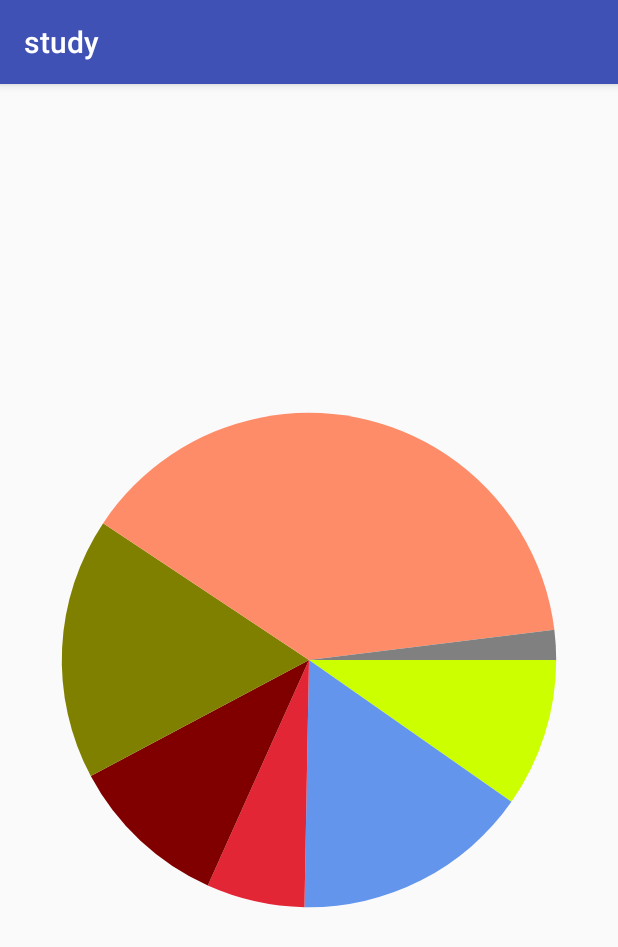
After one commit to tt905/study, an Android app: the PieActivity screen opened directly, with no data from a screen before it, on a phone screen of 412 x 824 dp. The commit adds this screen. Shown: the top 947 px of the screen. Run offline under Robolectric (Android 15) with nearby library versions, the phone set to English and light mode, and no system bars.

Commit message:
画图形

```diff
--- a/studyApp/src/main/AndroidManifest.xml
+++ b/studyApp/src/main/AndroidManifest.xml
@@ -17,7 +17,7 @@
         </activity>
 
         <activity android:name=".ui.RecyclerViewActivity" android:screenOrientation="portrait" />
-
+        <activity android:name=".ui.PieActivity" android:screenOrientation="portrait" />
     </application>
 
 </manifest>
--- a/studyApp/src/main/java/com/mo/study/MainActivity.java
+++ b/studyApp/src/main/java/com/mo/study/MainActivity.java
@@ -1,10 +1,11 @@
 package com.mo.study;
 
 import android.content.Intent;
+import android.os.Bundle;
 import android.support.v7.app.AppCompatActivity;
-import android.os.Bundle;
 import android.view.View;
 
+import com.mo.study.ui.PieActivity;
 import com.mo.study.ui.RecyclerViewActivity;
 
 public class MainActivity extends AppCompatActivity implements View.OnClickListener {
@@ -15,6 +16,7 @@ public class MainActivity extends AppCompatActivity implements View.OnClickListe
         setContentView(R.layout.activity_main);
 
         findViewById(R.id.btn1).setOnClickListener(this);
+        findViewById(R.id.btn2).setOnClickListener(this);
     }
 
     @Override
@@ -26,10 +28,12 @@ public class MainActivity extends AppCompatActivity implements View.OnClickListe
 
             case R.id.btn1:
                 intent.setClass(this, RecyclerViewActivity.class);
-                startActivity(intent);
+                break;
+            case R.id.btn2:
+                intent.setClass(this, PieActivity.class);
                 break;
 
         }
-
+        startActivity(intent);
     }
 }
--- /dev/null
+++ b/studyApp/src/main/java/com/mo/study/model/PieData.java
@@ -0,0 +1,63 @@
+package com.mo.study.model;
+
+import android.support.annotation.NonNull;
+
+/**
+ * Created by motw on 2016/11/3.
+ */
+
+public class PieData {
+    // 用户关心数据
+    private String name;        // 名字
+    private float value;        // 数值
+    private float percentage;   // 百分比
+
+    // 非用户关心数据
+    private int color = 0;      // 颜色
+    private float angle = 0;    // 角度
+
+    public PieData(@NonNull String name, @NonNull float value) {
+        this.name = name;
+        this.value = value;
+    }
+
+    public String getName() {
+        return name;
+    }
+
+    public void setName(String name) {
+        this.name = name;
+    }
+
+    public float getValue() {
+        return value;
+    }
+
+    public void setValue(float value) {
+        this.value = value;
+    }
+
+    public float getPercentage() {
+        return percentage;
+    }
+
+    public void setPercentage(float percentage) {
+        this.percentage = percentage;
+    }
+
+    public int getColor() {
+        return color;
+    }
+
+    public void setColor(int color) {
+        this.color = color;
+    }
+
+    public float getAngle() {
+        return angle;
+    }
+
+    public void setAngle(float angle) {
+        this.angle = angle;
+    }
+}
--- /dev/null
+++ b/studyApp/src/main/java/com/mo/study/ui/PieActivity.java
@@ -0,0 +1,37 @@
+package com.mo.study.ui;
+
+import android.os.Bundle;
+import android.support.annotation.Nullable;
+import android.support.v7.app.AppCompatActivity;
+
+import com.mo.study.R;
+import com.mo.study.model.PieData;
+import com.mo.study.widget.PieView;
+
+import java.util.ArrayList;
+
+/**
+ *  Created by motw on 2016/11/3.
+ */
+
+public class PieActivity extends AppCompatActivity {
+
+    int [] shuju = {50,80,33,54,88,199,10};
+
+    @Override
+    protected void onCreate(@Nullable Bundle savedInstanceState) {
+        super.onCreate(savedInstanceState);
+        setContentView(R.layout.activity_pie);
+
+        // 准备数据
+        ArrayList<PieData> pies = new ArrayList<>();
+        for(int i=0; i<7; i++){
+            PieData data = new PieData(i+"哈哈", shuju[i]);
+            pies.add(data);
+        }
+        PieView pieView = (PieView) findViewById(R.id.pie);
+        pieView.setData(pies);
+
+    }
+
+}
--- /dev/null
+++ b/studyApp/src/main/java/com/mo/study/widget/PieView.java
@@ -0,0 +1,124 @@
+package com.mo.study.widget;
+
+import android.content.Context;
+import android.graphics.Canvas;
+import android.graphics.Paint;
+import android.graphics.RectF;
+import android.util.AttributeSet;
+import android.util.Log;
+import android.view.View;
+
+import com.mo.study.model.PieData;
+
+import java.util.ArrayList;
+
+/** 简单饼状图
+ *  Created by motw on 2016/11/3.
+ */
+
+public class PieView extends View {
+    // 颜色表 (注意: 此处定义颜色使用的是ARGB，带Alpha通道的)
+    private int[] mColors = {0xFFCCFF00, 0xFF6495ED, 0xFFE32636, 0xFF800000, 0xFF808000, 0xFFFF8C69, 0xFF808080,
+            0xFFE6B800, 0xFF7CFC00};
+
+    // 饼状图初始绘制角度
+    private float mStartAngle = 0;
+    // 数据
+    private ArrayList<PieData> mData;
+    // 宽高
+    private int mWidth, mHeight;
+
+    private Paint mPaint;
+    private RectF rectF;
+
+    public PieView(Context context) {
+        this(context, null);
+    }
+
+    public PieView(Context context, AttributeSet attrs) {
+        this(context, attrs, 0);
+    }
+
+    public PieView(Context context, AttributeSet attrs, int defStyleAttr) {
+        super(context, attrs, defStyleAttr);
+        init();
+    }
+
+    private void init() {
+        mPaint = new Paint();
+        mPaint.setStyle(Paint.Style.FILL);
+        mPaint.setAntiAlias(true);
+
+    }
+
+    @Override
+    protected void onSizeChanged(int w, int h, int oldw, int oldh) {
+        super.onSizeChanged(w, h, oldw, oldh);
+        mWidth = w;
+        mHeight = h;
+        float r = Math.min(mWidth, mHeight) / 2f * 0.8f;
+        rectF = new RectF(-r, -r, r, r);
+    }
+
+
+    @Override
+    protected void onDraw(Canvas canvas) {
+        super.onDraw(canvas);
+        if(this.mData == null || this.mData.size() <1){
+            return;
+        }
+
+        float startAngle = this.mStartAngle;
+        canvas.translate(mWidth/2f , mHeight/2f);
+        for (int i=0; i<mData.size(); i++){
+            PieData pieData = mData.get(i);
+            mPaint.setColor(pieData.getColor());
+            canvas.drawArc(rectF, startAngle, pieData.getAngle(), true, mPaint);
+            startAngle += pieData.getAngle();
+        }
+
+    }
+
+    // 设置起始角度
+    public void setStartAngle(int mStartAngle) {
+        this.mStartAngle = mStartAngle;
+        invalidate();   // 刷新
+    }
+
+    // 设置数据
+    public void setData(ArrayList<PieData> mData) {
+        this.mData = mData;
+        initData(mData);
+        invalidate();   // 刷新
+    }
+
+    // 初始化数据
+    private void initData(ArrayList<PieData> mData) {
+        if (null == mData || mData.size() == 0)   // 数据有问题 直接返回
+            return;
+
+        float sumValue = 0;
+        for (int i = 0; i < mData.size(); i++) {
+            PieData pie = mData.get(i);
+
+            sumValue += pie.getValue();       //计算数值和
+
+            int j = i % mColors.length;       //设置颜色
+            pie.setColor(mColors[j]);
+        }
+
+        float sumAngle = 0;
+        for (int i = 0; i < mData.size(); i++) {
+            PieData pie = mData.get(i);
+
+            float percentage = pie.getValue() / sumValue;   // 百分比
+            float angle = percentage * 360;                 // 对应的角度
+
+            pie.setPercentage(percentage);                  // 记录百分比
+            pie.setAngle(angle);                            // 记录角度大小
+            sumAngle += angle;
+
+            Log.i("angle", "" + pie.getAngle());
+        }
+    }
+}
--- a/studyApp/src/main/res/layout/activity_main.xml
+++ b/studyApp/src/main/res/layout/activity_main.xml
@@ -13,4 +13,10 @@
         android:layout_height="wrap_content"
         android:text="recyclerView"/>
 
+    <Button
+        android:id="@+id/btn2"
+        android:layout_width="match_parent"
+        android:layout_height="wrap_content"
+        android:text="popupView"/>
+
 </LinearLayout>
--- /dev/null
+++ b/studyApp/src/main/res/layout/activity_pie.xml
@@ -0,0 +1,11 @@
+<?xml version="1.0" encoding="utf-8"?>
+<LinearLayout xmlns:android="http://schemas.android.com/apk/res/android"
+              android:orientation="vertical"
+              android:layout_width="match_parent"
+              android:layout_height="match_parent">
+
+    <com.mo.study.widget.PieView
+        android:id="@+id/pie"
+        android:layout_width="match_parent"
+        android:layout_height="match_parent"/>
+</LinearLayout>
--- a/studyApp/src/main/res/values/colors.xml
+++ b/studyApp/src/main/res/values/colors.xml
@@ -5,4 +5,6 @@
     <color name="colorAccent">#FF4081</color>
 
     <color name="divider">#818181</color>
+    <color name="bgGrey">#eeeff0</color>
+
 </resources>
--- a/studyApp/src/main/res/values/dimens.xml
+++ b/studyApp/src/main/res/values/dimens.xml
@@ -2,4 +2,10 @@
     <!-- Default screen margins, per the Android Design guidelines. -->
     <dimen name="activity_horizontal_margin">16dp</dimen>
     <dimen name="activity_vertical_margin">16dp</dimen>
+
+    <dimen name="font1">22sp</dimen>
+    <dimen name="font2">18sp</dimen>
+    <dimen name="font3">16sp</dimen>
+    <dimen name="font4">14sp</dimen>
+    <dimen name="font5">11sp</dimen>
 </resources>
```
